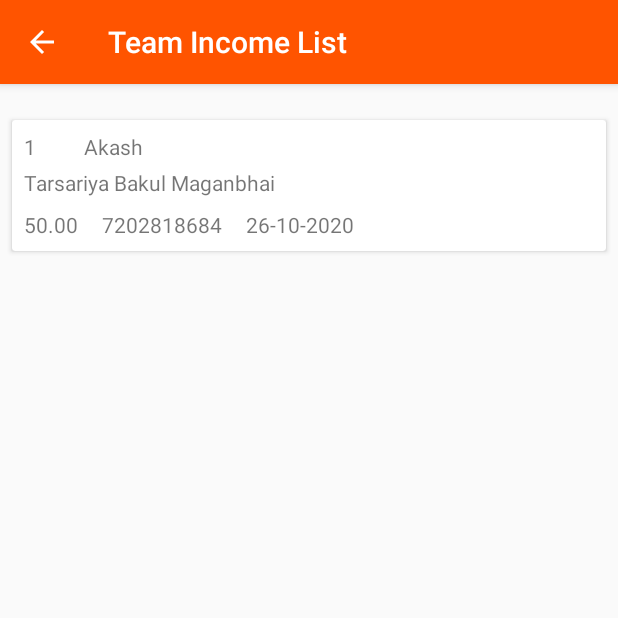
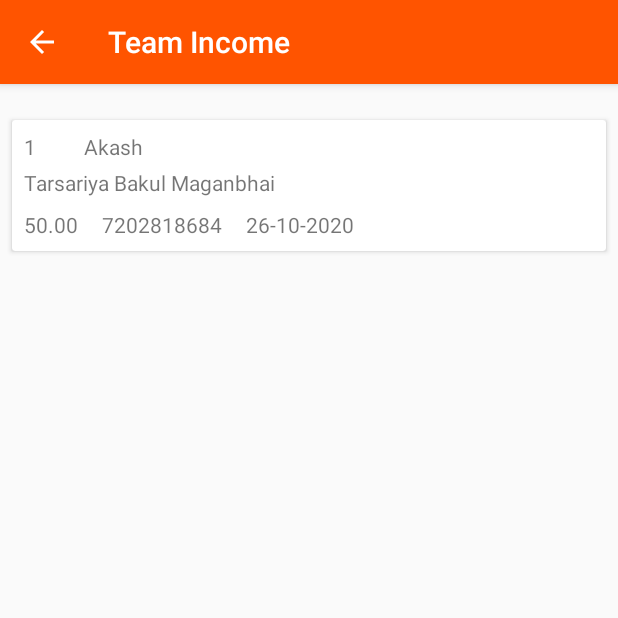
Before and after one commit to Bakul22585/TRENDZ, an Android app: the TeamIncomeActivity screen opened directly, with no data from a screen before it, on a phone screen of 412 x 824 dp, the top half of it. Run offline under Robolectric (Android 15) with nearby library versions, the phone set to English and light mode, and no system bars.

Commit message:
Change actionbar name

```diff
--- a/app/src/main/java/com/example/trendz/AutoPoolIncomeActivity.java
+++ b/app/src/main/java/com/example/trendz/AutoPoolIncomeActivity.java
@@ -22,7 +22,7 @@ public class AutoPoolIncomeActivity extends AppCompatActivity {
         super.onCreate(savedInstanceState);
         setContentView(R.layout.activity_auto_pool_income);
 
-        getSupportActionBar().setTitle(Html.fromHtml("<font color='#FFFFFF'>Auto Pool Income List</font>"));
+        getSupportActionBar().setTitle(Html.fromHtml("<font color='#FFFFFF'>Auto Pool Income</font>"));
         final Drawable upArrow = getResources().getDrawable(R.drawable.abc_ic_ab_back_material);
         upArrow.setColorFilter(getResources().getColor(R.color.colorWhite), PorterDuff.Mode.SRC_ATOP);
         getSupportActionBar().setHomeAsUpIndicator(upArrow);
--- a/app/src/main/java/com/example/trendz/TeamIncomeActivity.java
+++ b/app/src/main/java/com/example/trendz/TeamIncomeActivity.java
@@ -21,7 +21,7 @@ public class TeamIncomeActivity extends AppCompatActivity {
     protected void onCreate(Bundle savedInstanceState) {
         super.onCreate(savedInstanceState);
         setContentView(R.layout.activity_team_income);
-        getSupportActionBar().setTitle(Html.fromHtml("<font color='#FFFFFF'>Team Income List</font>"));
+        getSupportActionBar().setTitle(Html.fromHtml("<font color='#FFFFFF'>Team Income</font>"));
         final Drawable upArrow = getResources().getDrawable(R.drawable.abc_ic_ab_back_material);
         upArrow.setColorFilter(getResources().getColor(R.color.colorWhite), PorterDuff.Mode.SRC_ATOP);
         getSupportActionBar().setHomeAsUpIndicator(upArrow);
```
